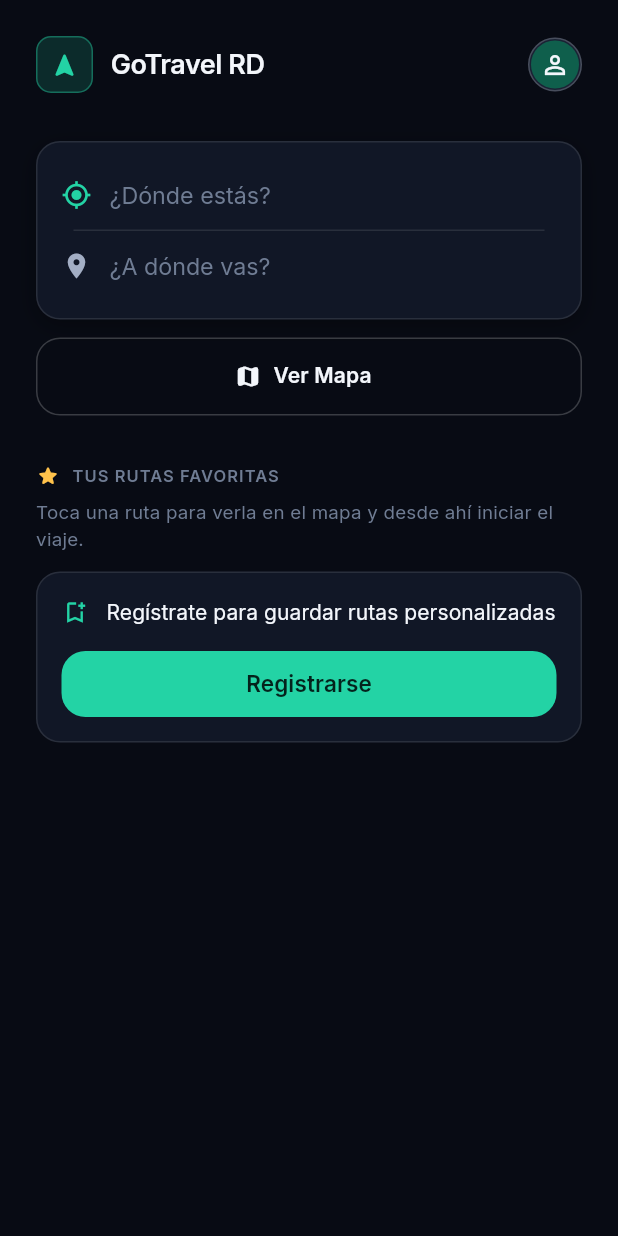
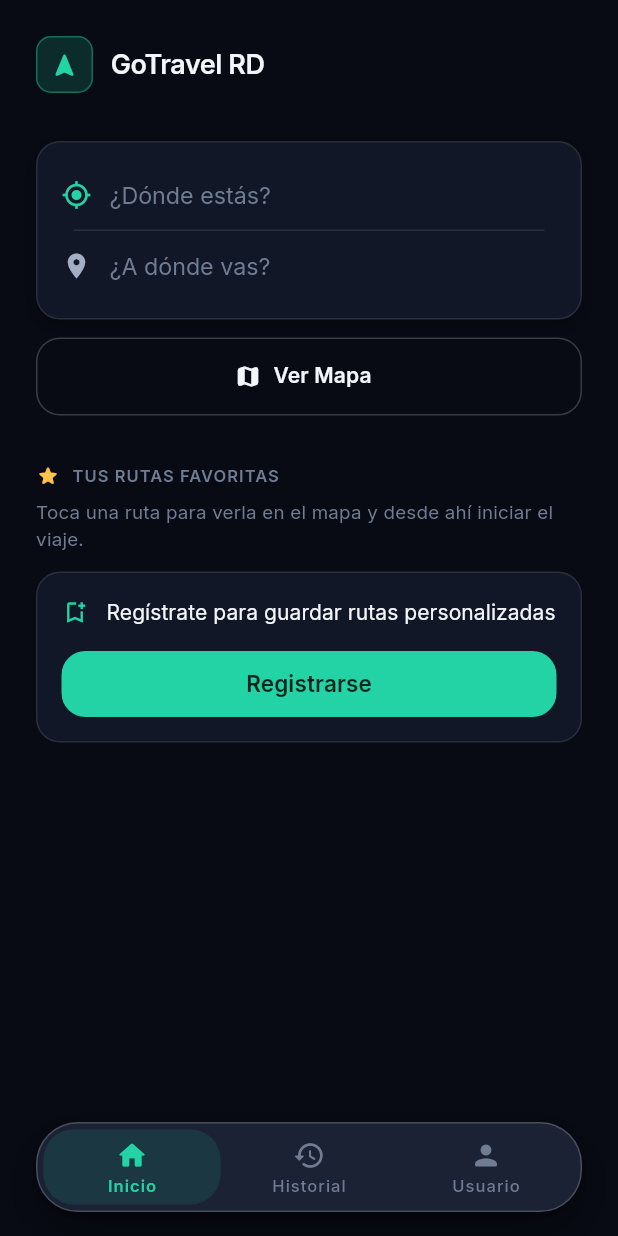
Before and after one commit to JoelGrullon12/go_travel_rd, a Flutter app: the screen it shows after launch, on a phone screen of 412 x 824 dp. Run offline on Flutter 3.47's test engine with Material 3 defaults, Android fonts, the phone set to English and light mode, and no system bars; our stand-ins replace cloud_firestore, firebase_auth, firebase_core, flutter_riverpod, geocoding, geolocator and 3 more; accounts and stored records are empty.

Commit message:
feat: Implement trip history feature with entry management and UI integration

```diff
--- a/lib/core/utils/formatters.dart
+++ b/lib/core/utils/formatters.dart
@@ -6,9 +6,13 @@ import 'package:intl/intl.dart';
 /// no puede decir "487 m"; decir "500 m" es más honesto y más rápido de leer.
 abstract final class Fmt {
   static final DateFormat _hour = DateFormat('h:mm a', 'es');
+  static final DateFormat _dayMonth = DateFormat('d MMM', 'es');
 
   /// "3:42 p. m."
   static String clock(DateTime time) => _hour.format(time).toLowerCase();
+
+  /// "10 ago" — día + mes abreviado en es-DO, para listas e historial.
+  static String dateDayMonth(DateTime date) => _dayMonth.format(date);
 
   /// "18 min", "1 h 05 min", "ahora".
   static String duration(Duration d) {
--- a/lib/main.dart
+++ b/lib/main.dart
@@ -7,7 +7,7 @@ import 'package:go_travel_rd/firebase_options.dart';
 import 'package:intl/date_symbol_data_local.dart';
 
 import 'core/theme/app_theme.dart';
-import 'screens/home_screen.dart';
+import 'screens/main_shell.dart';
 
 Future<void> main() async {
   WidgetsFlutterBinding.ensureInitialized();
@@ -65,6 +65,6 @@ class GoTravelApp extends StatelessWidget {
             child: child ?? const SizedBox.shrink(),
           );
         },
-        home: const HomeScreen(),
+        home: const MainShellScreen(),
       );
 }
--- a/lib/models/user.dart
+++ b/lib/models/user.dart
@@ -1,3 +1,4 @@
+import 'trip_history_entry.dart';
 import 'user_route.dart';
 
 class AppUser {
@@ -10,6 +11,10 @@ class AppUser {
   final String? photoUrl;
   final List<UserRoute> userRoutes;
 
+  /// Viajes iniciados por el usuario, en orden cronológico (nuevo primero).
+  /// Se guarda en `users/{uid}.tripHistory` (array de maps).
+  final List<TripHistoryEntry> tripHistory;
+
   const AppUser({
     required this.uid,
     required this.email,
@@ -19,6 +24,7 @@ class AppUser {
     this.routePreference = 'speed',
     this.photoUrl,
     this.userRoutes = const [],
+    this.tripHistory = const [],
   });
 
   Map<String, dynamic> toMap() => {
@@ -30,6 +36,7 @@ class AppUser {
         'routePreference': routePreference,
         'photoUrl': photoUrl,
         'userRoutes': userRoutes.map((r) => r.toMap()).toList(),
+        'tripHistory': tripHistory.map((e) => e.toMap()).toList(),
       };
 
   factory AppUser.fromMap(Map<String, dynamic> map, String uid) => AppUser(
@@ -45,6 +52,10 @@ class AppUser {
             .whereType<Map>()
             .map((e) => UserRoute.fromMap(e.cast<String, dynamic>(), ''))
             .toList(),
+        tripHistory: (map['tripHistory'] as List? ?? [])
+            .whereType<Map>()
+            .map((e) => TripHistoryEntry.fromMap(e.cast<String, dynamic>(), ''))
+            .toList(),
       );
 
   AppUser copyWith({
@@ -56,6 +67,7 @@ class AppUser {
     String? routePreference,
     String? photoUrl,
     List<UserRoute>? userRoutes,
+    List<TripHistoryEntry>? tripHistory,
   }) =>
       AppUser(
         uid: uid ?? this.uid,
@@ -67,5 +79,6 @@ class AppUser {
         routePreference: routePreference ?? this.routePreference,
         photoUrl: photoUrl ?? this.photoUrl,
         userRoutes: userRoutes ?? this.userRoutes,
+        tripHistory: tripHistory ?? this.tripHistory,
       );
 }
--- a/lib/screens/home_screen.dart
+++ b/lib/screens/home_screen.dart
@@ -12,7 +12,6 @@ import 'package:go_travel_rd/widgets/search_box.dart';
 
 import 'login_screen.dart';
 import 'map_screen.dart';
-import 'profile_screen.dart';
 
 /// Pantalla de entrada de la app (estilo Uber × Google Maps).
 ///
@@ -175,14 +174,6 @@ class _HomeScreenState extends ConsumerState<HomeScreen> {
     }
   }
 
-  void _openProfile() {
-    Navigator.of(context).push(
-      MaterialPageRoute<void>(
-        builder: (_) => _user != null ? const ProfileScreen() : const LoginScreen(),
-      ),
-    );
-  }
-
   void _openRegister() {
     Navigator.of(context).push(
       MaterialPageRoute<void>(builder: (_) => const LoginScreen()),
@@ -225,7 +216,6 @@ class _HomeScreenState extends ConsumerState<HomeScreen> {
                     overflow: TextOverflow.ellipsis,
                   ),
                 ),
-                _buildProfileAvatar(),
               ],
             ),
             const SizedBox(height: Spacing.xxl),
@@ -307,36 +297,6 @@ class _HomeScreenState extends ConsumerState<HomeScreen> {
                       ),
               ),
           ],
-        ),
-      ),
-    );
-  }
-
-  Widget _buildProfileAvatar() {
-    return Material(
-      color: AppColors.surfaceHigh,
-      shape: const CircleBorder(
-        side: BorderSide(color: AppColors.borderStrong),
-      ),
-      child: InkWell(
-        customBorder: const CircleBorder(),
-        onTap: _openProfile,
-        child: Padding(
-          padding: const EdgeInsets.all(2),
-          child: CircleAvatar(
-            radius: 16,
-            backgroundColor: AppColors.accentDim,
-            backgroundImage: _user?.photoURL != null
-                ? NetworkImage(_user!.photoURL!)
-                : null,
-            child: _user?.photoURL == null
-                ? Icon(
-                    _user != null ? Icons.person : Icons.person_outline,
-                    size: 20,
-                    color: AppColors.textPrimary,
-                  )
-                : null,
-          ),
         ),
       ),
     );
--- /dev/null
+++ b/lib/screens/main_shell.dart
@@ -0,0 +1,230 @@
+import 'package:firebase_auth/firebase_auth.dart';
+import 'package:flutter/material.dart';
+import 'package:flutter_riverpod/flutter_riverpod.dart';
+
+import '../core/theme/app_colors.dart';
+import '../core/theme/app_theme.dart';
+import '../services/auth_service.dart';
+import 'home_screen.dart';
+import 'login_screen.dart';
+import 'profile_screen.dart';
+import 'trip_history_screen.dart';
+
+/// Altura de la barra de navegación flotante.
+const double _kNavBarHeight = 60;
+
+/// Pantalla principal con barra de navegación flotante (Hito 5).
+///
+/// Reemplaza a [HomeScreen] como punto de entrada de la app: tres pestañas —
+/// inicio, historial de viajes y usuario — con una barra redondeada que flota
+/// sobre el contenido. La información del usuario ya no se muestra desde un
+/// avatar en el mapa/inicio: vive en la pestaña de usuario.
+///
+/// El contenido de cada pestaña se mantiene vivo con [IndexedStack] (no se
+/// pierde scroll ni estado al cambiar de pestaña).
+class MainShellScreen extends ConsumerStatefulWidget {
+  const MainShellScreen({super.key});
+
+  @override
+  ConsumerState<MainShellScreen> createState() => _MainShellScreenState();
+}
+
+class _MainShellScreenState extends ConsumerState<MainShellScreen> {
+  final _authService = AuthService();
+  User? _user;
+  int _index = 0;
+
+  @override
+  void initState() {
+    super.initState();
+    _user = _authService.currentUser;
+    _authService.authStateChanges.listen((user) {
+      if (mounted) setState(() => _user = user);
+    });
+  }
+
+  @override
+  Widget build(BuildContext context) {
+    final double bottomInset = MediaQuery.paddingOf(context).bottom;
+
+    return Scaffold(
+      body: Stack(
+        children: <Widget>[
+          Positioned.fill(
+            child: Padding(
+              padding: EdgeInsets.only(bottom: _kNavBarHeight + Spacing.lg),
+              child: IndexedStack(
+                index: _index,
+                children: <Widget>[
+                  const HomeScreen(),
+                  const TripHistoryScreen(),
+                  if (_user != null) const ProfileScreen() else const _ProfilePrompt(),
+                ],
+              ),
+            ),
+          ),
+          Positioned(
+            left: Spacing.xl,
+            right: Spacing.xl,
+            bottom: bottomInset + Spacing.lg,
+            child: _FloatingNavBar(
+              index: _index,
+              onSelected: (int i) => setState(() => _index = i),
+            ),
+          ),
+        ],
+      ),
+    );
+  }
+}
+
+/// Invitación a iniciar sesión desde la pestaña de usuario cuando no hay
+/// sesión activa.
+class _ProfilePrompt extends StatelessWidget {
+  const _ProfilePrompt();
+
+  void _openLogin(BuildContext context) {
+    Navigator.of(context).push(
+      MaterialPageRoute<void>(builder: (_) => const LoginScreen()),
+    );
+  }
+
+  @override
+  Widget build(BuildContext context) {
+    final TextTheme text = Theme.of(context).textTheme;
+    return Scaffold(
+      body: SafeArea(
+        child: Padding(
+          padding: const EdgeInsets.all(Spacing.xl),
+          child: Column(
+            crossAxisAlignment: CrossAxisAlignment.stretch,
+            mainAxisAlignment: MainAxisAlignment.center,
+            children: <Widget>[
+              Icon(Icons.person_outline_rounded,
+                  size: 56, color: AppColors.textTertiary),
+              const SizedBox(height: Spacing.lg),
+              Text(
+                'Tu perfil te espera',
+                textAlign: TextAlign.center,
+                style: text.titleLarge,
+              ),
+              const SizedBox(height: Spacing.sm),
+              Text(
+                'Inicia sesión para ver tus datos, preferencias y guardar '
+                'tus rutas.',
+                textAlign: TextAlign.center,
+                style: text.bodyMedium?.copyWith(color: AppColors.textSecondary),
+              ),
+              const SizedBox(height: Spacing.xl),
+              SizedBox(
+                height: 48,
+                child: FilledButton(
+                  onPressed: () => _openLogin(context),
+                  child: const Text('Iniciar sesión'),
+                ),
+              ),
+            ],
+          ),
+        ),
+      ),
+    );
+  }
+}
+
+/// Barra de navegación inferior flotante (píldora redondeada).
+///
+/// Flota sobre el contenido con un margen: fondo elevado, borde y sombra.
+/// El ítem seleccionado se marca con el color accent y un fondo tenue.
+class _FloatingNavBar extends StatelessWidget {
+  const _FloatingNavBar({required this.index, required this.onSelected});
+
+  final int index;
+  final ValueChanged<int> onSelected;
+
+  @override
+  Widget build(BuildContext context) {
+    return Container(
+      height: _kNavBarHeight,
+      padding: const EdgeInsets.all(Spacing.xs),
+      decoration: BoxDecoration(
+        color: AppColors.surfaceHigh,
+        borderRadius: BorderRadius.circular(28),
+        border: Border.all(color: AppColors.borderStrong),
+        boxShadow: Shadows.card,
+      ),
+      child: Row(
+        children: <Widget>[
+          _NavItem(
+            icon: Icons.home_rounded,
+            label: 'Inicio',
+            selected: index == 0,
+            onTap: () => onSelected(0),
+          ),
+          _NavItem(
+            icon: Icons.history_rounded,
+            label: 'Historial',
+            selected: index == 1,
+            onTap: () => onSelected(1),
+          ),
+          _NavItem(
+            icon: Icons.person_rounded,
+            label: 'Usuario',
+            selected: index == 2,
+            onTap: () => onSelected(2),
+          ),
+        ],
+      ),
+    );
+  }
+}
+
+/// Ítem individual de la barra flotante: icono + etiqueta.
+class _NavItem extends StatelessWidget {
+  const _NavItem({
+    required this.icon,
+    required this.label,
+    required this.selected,
+    required this.onTap,
+  });
+
+  final IconData icon;
+  final String label;
+  final bool selected;
+  final VoidCallback onTap;
+
+  @override
+  Widget build(BuildContext context) {
+    final TextTheme text = Theme.of(context).textTheme;
+    final Color color =
+        selected ? AppColors.accent : AppColors.textTertiary;
+
+    return Expanded(
+      child: InkWell(
+        borderRadius: BorderRadius.circular(20),
+        onTap: onTap,
+        child: Container(
+          decoration: BoxDecoration(
+            color: selected
+                ? AppColors.accent.withValues(alpha: 0.12)
+                : Colors.transparent,
+            borderRadius: BorderRadius.circular(20),
+          ),
+          child: Column(
+            mainAxisAlignment: MainAxisAlignment.center,
+            children: <Widget>[
+              Icon(icon, size: 22, color: color),
+              const SizedBox(height: 2),
+              Text(
+                label,
+                style: text.labelSmall?.copyWith(
+                  color: color,
+                  fontWeight: selected ? FontWeight.w600 : FontWeight.w500,
+                ),
+              ),
+            ],
+          ),
+        ),
+      ),
+    );
+  }
+}
```
Also changed, not shown: lib/application/data_providers.dart (+9 -0 lines), lib/models/models.yaml (+7 -0 lines), lib/models/trip_history_entry.dart (added, +68 -0 lines), lib/screens/map_screen.dart (+24 -49 lines), lib/screens/trip_history_screen.dart (added, +234 -0 lines), lib/services/trip_history_service.dart (added, +53 -0 lines), 2 other files.
